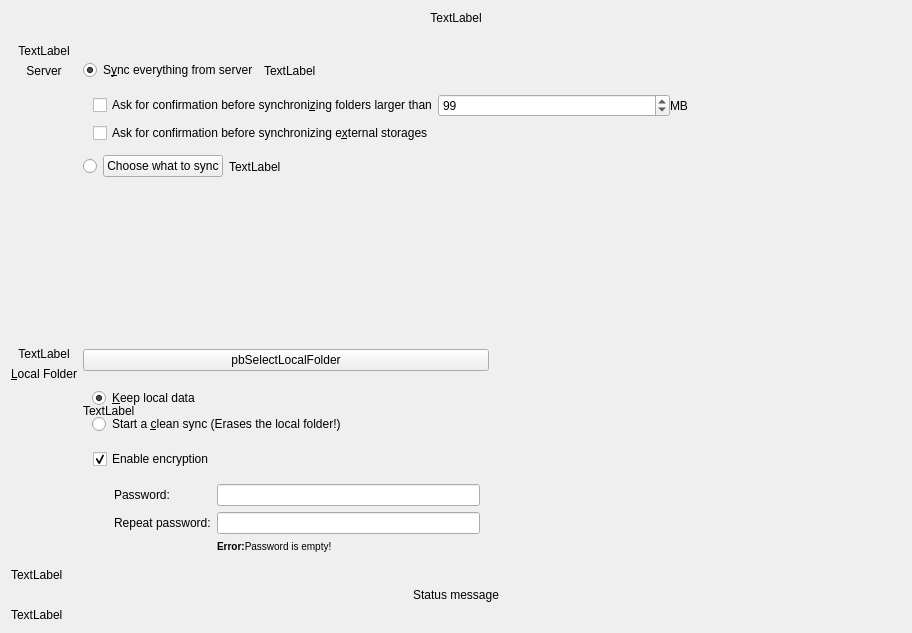
First picture: the form in src/gui/wizard/owncloudadvancedsetuppage.ui, repository alpeinsoft/cloudsecurium_client, before the edit.
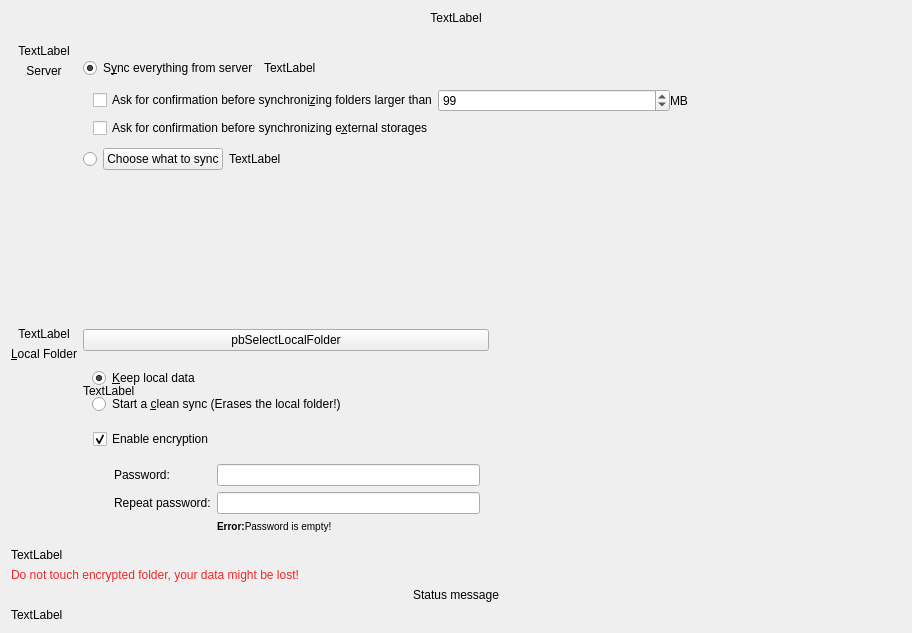
Second picture: the form after the edit.

Commit message: Add encryption warning to wizard, fix pause, add unicode support.

```diff
--- a/src/gui/wizard/owncloudadvancedsetuppage.ui
+++ b/src/gui/wizard/owncloudadvancedsetuppage.ui
@@ -527,6 +527,16 @@
      </property>
     </widget>
    </item>
+   <item>
+    <widget class="QLabel" name="encryptionNotice">
+     <property name="autoFillBackground">
+      <bool>false</bool>
+     </property>
+     <property name="text">
+      <string>&lt;html&gt;&lt;head/&gt;&lt;body&gt;&lt;p&gt;&lt;span style=&quot; color:#ef2929;&quot;&gt;Do not touch encrypted folder, your data might be lost!&lt;/span&gt;&lt;/p&gt;&lt;/body&gt;&lt;/html&gt;</string>
+     </property>
+    </widget>
+   </item>
    <item>
     <widget class="QLabel" name="syncModeLabel">
      <property name="text">
```
The commit also changes 7 other files.
